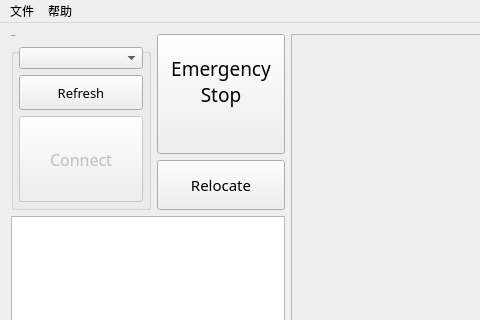
This is SimpleActionPlayer/mainwindow.ui in SimonLeeCHN/RailTranser-Studio as Qt 5 draws it before an edit; both pictures show x 0 to 480 and y 0 to 320 of the 1112 by 646 pixel window. The edited form follows.
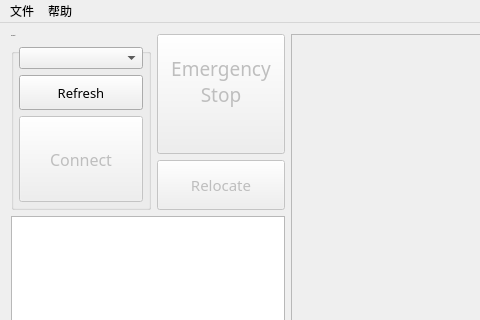
This is the edited form. Icons and pictures are not drawn. Custom widgets are drawn as their Qt base class.

The edit to the form file:
```diff
--- a/SimpleActionPlayer/mainwindow.ui
+++ b/SimpleActionPlayer/mainwindow.ui
@@ -1202,6 +1202,9 @@
          <layout class="QVBoxLayout" name="verticalLayout">
           <item>
            <widget class="QPushButton" name="BTN_Stop">
+            <property name="enabled">
+             <bool>false</bool>
+            </property>
             <property name="sizePolicy">
              <sizepolicy hsizetype="Fixed" vsizetype="Maximum">
               <horstretch>0</horstretch>
@@ -1237,6 +1240,9 @@
           </item>
           <item>
            <widget class="QPushButton" name="BTN_ReLocate">
+            <property name="enabled">
+             <bool>false</bool>
+            </property>
             <property name="sizePolicy">
              <sizepolicy hsizetype="Fixed" vsizetype="Maximum">
               <horstretch>0</horstretch>
```
